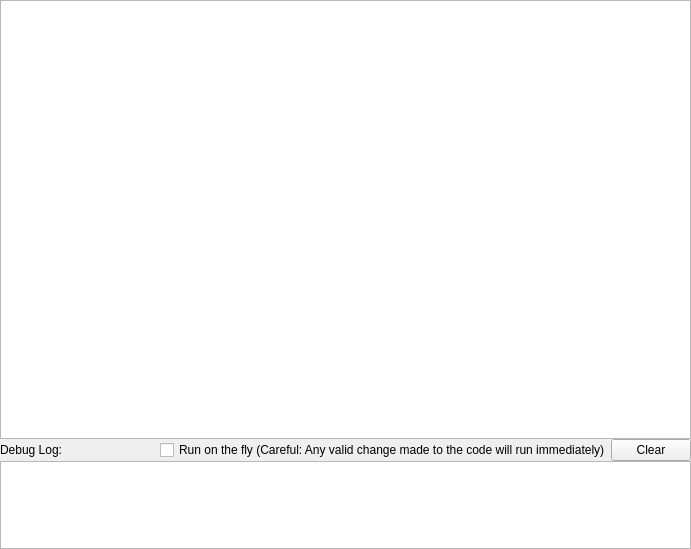
First picture: the form in interface/ui/scriptEditorWidget.ui, repository vircadia/vircadia-native-core, before the edit.
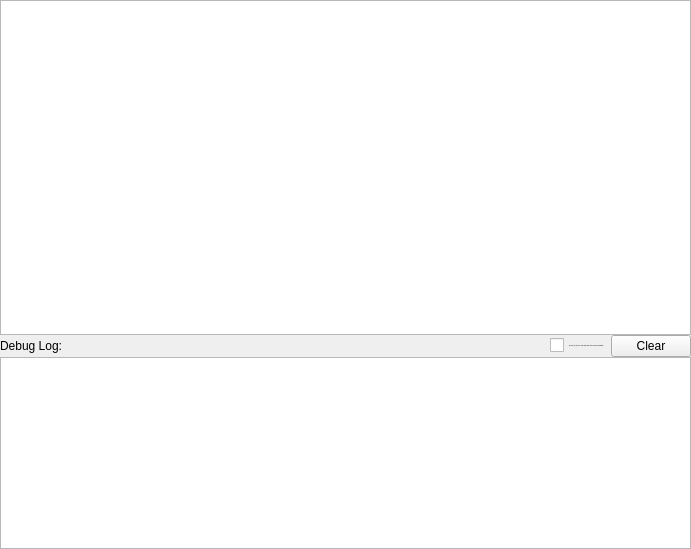
Second picture: the form after the edit.

Commit message: Changed font sizes in script-editor to pixels, it should he readable in both Windows and OSX now

Diff of the .ui file:
```diff
--- a/interface/ui/scriptEditorWidget.ui
+++ b/interface/ui/scriptEditorWidget.ui
@@ -18,8 +18,8 @@
   </property>
   <property name="minimumSize">
    <size>
-    <width>541</width>
-    <height>238</height>
+    <width>690</width>
+    <height>328</height>
    </size>
   </property>
   <property name="styleSheet">
@@ -35,7 +35,7 @@
    <string>Edit Script</string>
   </property>
   <widget class="QWidget" name="dockWidgetContents">
-   <layout class="QVBoxLayout" name="verticalLayout" stretch="5,0,1">
+   <layout class="QVBoxLayout" name="verticalLayout" stretch="0,0,1">
     <property name="spacing">
      <number>0</number>
     </property>
@@ -56,7 +56,7 @@
       <property name="font">
        <font>
         <family>Courier</family>
-        <pointsize>9</pointsize>
+        <pointsize>-1</pointsize>
         <weight>50</weight>
         <italic>false</italic>
         <bold>false</bold>
@@ -86,6 +86,9 @@
           <verstretch>0</verstretch>
          </sizepolicy>
         </property>
+        <property name="styleSheet">
+         <string notr="true">font: 13px &quot;Helvetica&quot;,&quot;Arial&quot;,&quot;sans-serif&quot;;</string>
+        </property>
         <property name="text">
          <string>Debug Log:</string>
         </property>
@@ -93,8 +96,20 @@
       </item>
       <item>
        <widget class="QCheckBox" name="onTheFlyCheckBox">
+        <property name="font">
+         <font>
+          <family>Helvetica,Arial,sans-serif</family>
+          <pointsize>-1</pointsize>
+          <weight>50</weight>
+          <italic>false</italic>
+          <bold>false</bold>
+         </font>
+        </property>
+        <property name="styleSheet">
+         <string notr="true">font: 13px &quot;Helvetica&quot;,&quot;Arial&quot;,&quot;sans-serif&quot;;</string>
+        </property>
         <property name="text">
-         <string>Run on the fly (Careful: Any valid change made to the code will run immediately)</string>
+         <string>Run on the fly (Careful: Any valid change made to the code will run immediately)  </string>
         </property>
        </widget>
       </item>
@@ -115,12 +130,21 @@
     </item>
     <item>
      <widget class="QPlainTextEdit" name="debugText">
+      <property name="sizePolicy">
+       <sizepolicy hsizetype="Expanding" vsizetype="Fixed">
+        <horstretch>0</horstretch>
+        <verstretch>0</verstretch>
+       </sizepolicy>
+      </property>
       <property name="styleSheet">
        <string notr="true">font: 8pt &quot;Courier&quot;;</string>
       </property>
       <property name="readOnly">
        <bool>true</bool>
       </property>
+      <property name="plainText">
+       <string/>
+      </property>
      </widget>
     </item>
    </layout>
```
Left out of the diff: 18 changed lines with no effect on the pictures.
